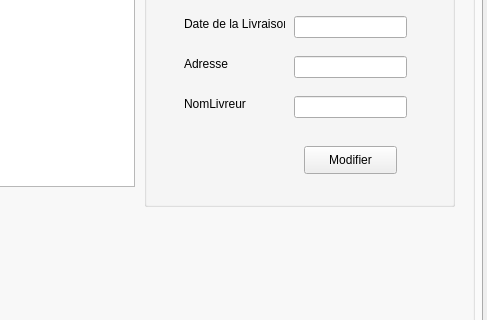
Old version of the form Projet_2a/gestionlivraisons.ui in the repository medhama/ThePieChart; both pictures show x 638 to 1125 and y 150 to 470 of the 1125 by 661 pixel window.
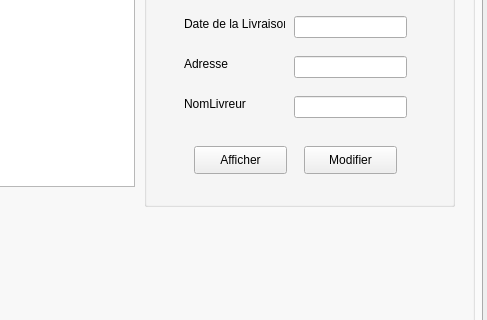
New version of the form. The open tabs and pages were chosen to show the change.

What changed in the file:
```diff
--- a/Projet_2a/gestionlivraisons.ui
+++ b/Projet_2a/gestionlivraisons.ui
@@ -240,6 +240,19 @@
         <string>Modifier</string>
        </property>
       </widget>
+      <widget class="QPushButton" name="pb_Modifierliv_2">
+       <property name="geometry">
+        <rect>
+         <x>50</x>
+         <y>230</y>
+         <width>93</width>
+         <height>28</height>
+        </rect>
+       </property>
+       <property name="text">
+        <string>Afficher</string>
+       </property>
+      </widget>
      </widget>
      <widget class="QGroupBox" name="groupBox_4">
       <property name="geometry">
```
Left out of the diff: 15 changed lines with no effect on the pictures.
